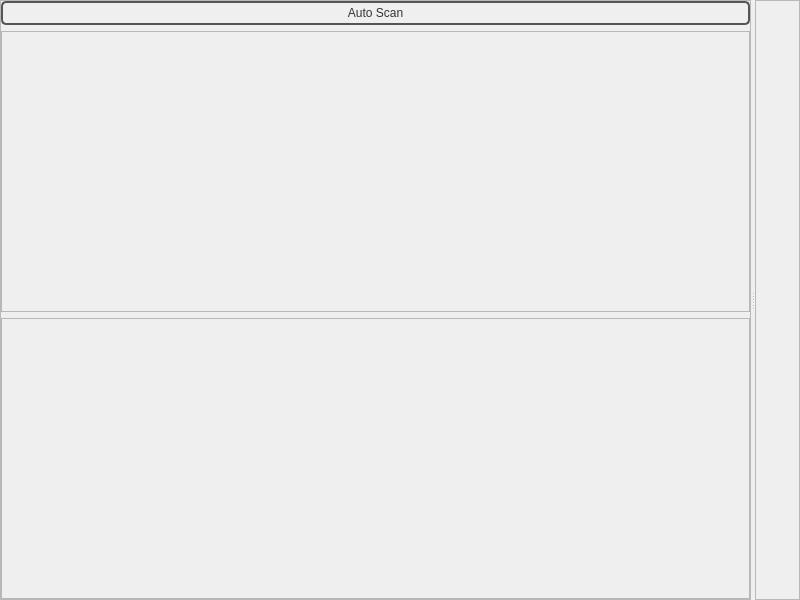
This is SEEL/templates/sensorTemplate.ui in jithinbp/SEELablet as Qt 5 draws it before an edit. The edited form follows.
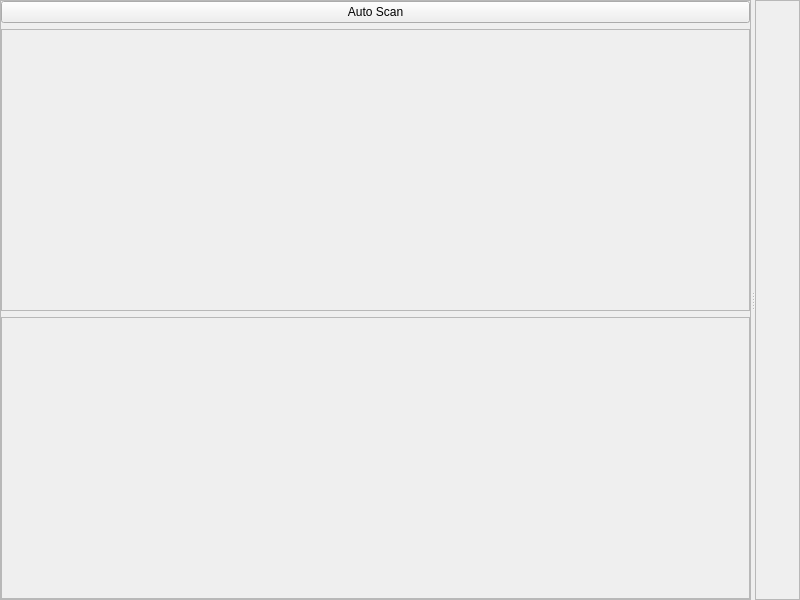
This is the edited form.

Commit message: Major timing functions fixed. dust sensor support add.

The edit to the form file:
```diff
--- a/SEEL/templates/sensorTemplate.ui
+++ b/SEEL/templates/sensorTemplate.ui
@@ -13,53 +13,6 @@
   <property name="windowTitle">
    <string>MainWindow</string>
   </property>
-  <property name="styleSheet">
-   <string notr="true">QPushButton {
-color: #333;
-border: 2px solid #555;
-border-radius: 5px;
-padding: 3px;
-background: qradialgradient(cx: 0.2, cy: -0.4,
-fx: 0.3, fy: -0.5,
-radius: 1.3, stop: 0 #fff, stop: 1 #888);
-min-width: 50px;
-}
-
-QPushButton:pressed {
-background: qradialgradient(cx: 0.4, cy: -0.1,
-fx: 0.4, fy: -0.1,
-radius: 1.35, stop: 0 #fff, stop: 1 #ddd);
-}
-
-QFrame.PeripheralCollection{
-border-top-left-radius: 5px;
-border-top-right-radius: 5px;
-border: 1px solid black;
-background: qlineargradient(x1: 0, y1: 0, x2: 0, y2: 1,
-stop: 0 #6af, stop: 0.1 #689);
-}
-QFrame.PeripheralCollection QLabel {
-color: white;
-font-weight: bold;
-}
-
-QFrame.PeripheralCollectionInner {
-background: qlineargradient(x1: 0, y1: 0, x2: 0, y2: 1,
-stop: 0 #abe, stop: 0.7 #aba);
-border: none;
-border-top: 1px solid black;
-}
-
-QFrame.PeripheralCollectionInner QLabel{
-color: black;
-}
-
-#scrollLayout, #scroll2layout{
-background: qlineargradient(x1: 0, y1: 0, x2: 0, y2: 1,
-stop: 0 #abe, stop: 0.7 #aba);
-
-}</string>
-  </property>
   <widget class="QWidget" name="centralwidget">
    <layout class="QGridLayout" name="gridLayout">
     <property name="margin">
```
The commit also changes 89 other files.
